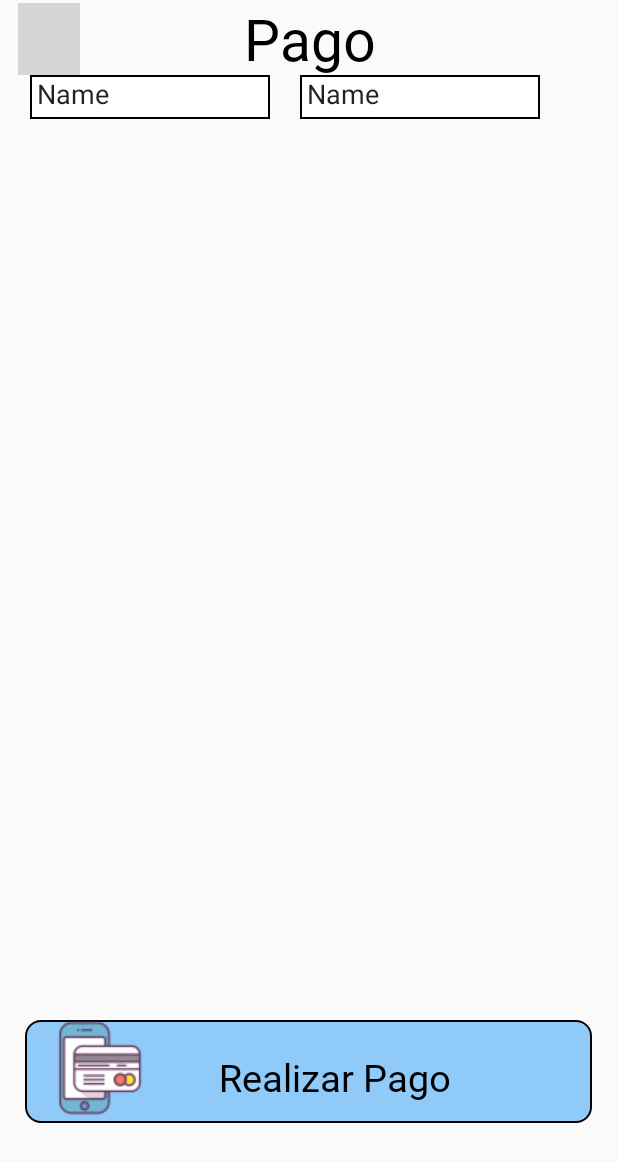
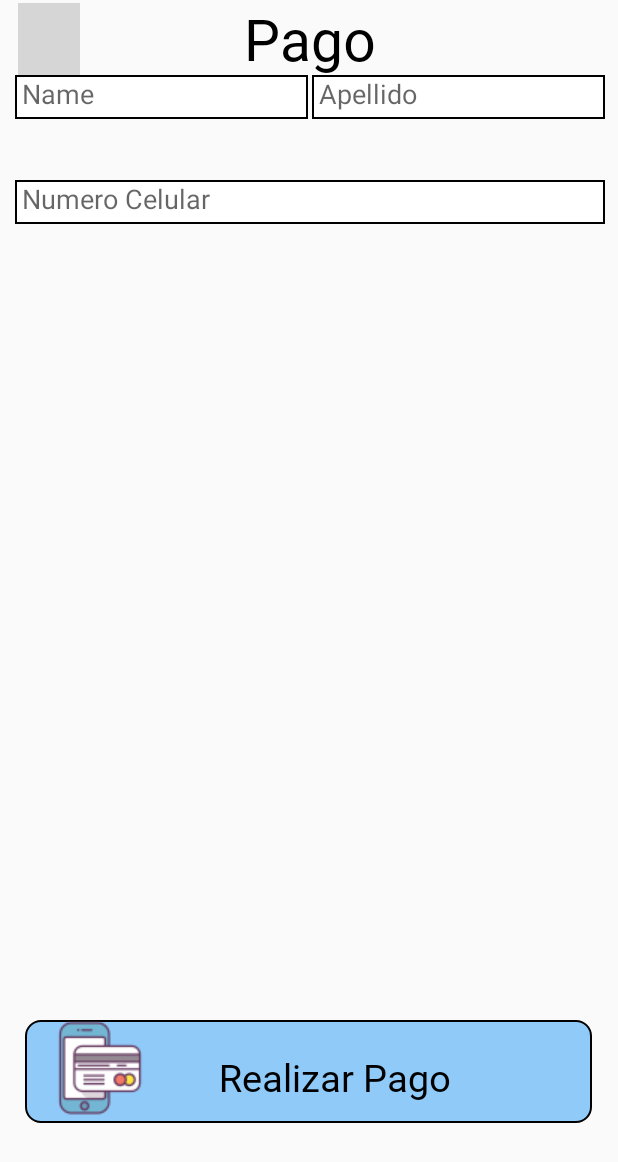
Before and after one commit to Brayanpv28/appFastFoodF, an Android app built with Jetpack Compose: the PagoInterfaz screen opened directly, with no data from a screen before it, on a phone screen of 412 x 824 dp. Shown: the top 1162 px of the screen. Run offline under Robolectric (Android 15) with nearby library versions, the phone set to English and light mode, and no system bars; grey boxes are pictures that could not be loaded.

```diff
--- a/app/src/main/res/layout/payment.xml
+++ b/app/src/main/res/layout/payment.xml
@@ -1,6 +1,5 @@
 <?xml version="1.0" encoding="utf-8"?>
 <RelativeLayout xmlns:android="http://schemas.android.com/apk/res/android"
-    android:orientation="vertical"
     android:layout_width="match_parent"
     android:layout_height="match_parent"
     xmlns:tools="http://schemas.android.com/tools"
@@ -38,25 +37,36 @@
 
     <EditText
         android:id="@+id/txtNombre"
-        android:layout_width="160dp"
+        android:layout_width="195dp"
         android:layout_height="wrap_content"
         android:layout_marginTop="50dp"
-        android:layout_marginStart="20dp"
+        android:layout_marginStart="10dp"
         android:background="@drawable/bordespago"
         android:ems="10"
         android:inputType="text"
-        android:text="Name" />
+        android:hint="Name" />
 
     <EditText
         android:id="@+id/txtApellido"
-        android:layout_width="160dp"
+        android:layout_width="195dp"
         android:layout_height="wrap_content"
         android:layout_marginTop="50dp"
-        android:layout_marginStart="200dp"
+        android:layout_marginStart="208dp"
         android:background="@drawable/bordespago"
         android:ems="10"
         android:inputType="text"
-        android:text="Name" />
+        android:hint="Apellido" />
+
+    <EditText
+        android:id="@+id/txtPhone"
+        android:layout_width="393dp"
+        android:layout_height="wrap_content"
+        android:layout_marginTop="120dp"
+        android:layout_marginStart="10dp"
+        android:ems="10"
+        android:background="@drawable/bordespago"
+        android:inputType="phone"
+        android:hint="Numero Celular"/>
 
     <ImageButton
         android:id="@+id/pagoyButton"
--- a/app/src/main/res/layout/select_fastfood.xml
+++ b/app/src/main/res/layout/select_fastfood.xml
@@ -1,6 +1,5 @@
 <?xml version="1.0" encoding="utf-8"?>
 <RelativeLayout xmlns:android="http://schemas.android.com/apk/res/android"
-    xmlns:app="http://schemas.android.com/apk/res-auto"
     android:layout_width="match_parent"
     android:layout_height="match_parent"
     xmlns:tools="http://schemas.android.com/tools"
```
